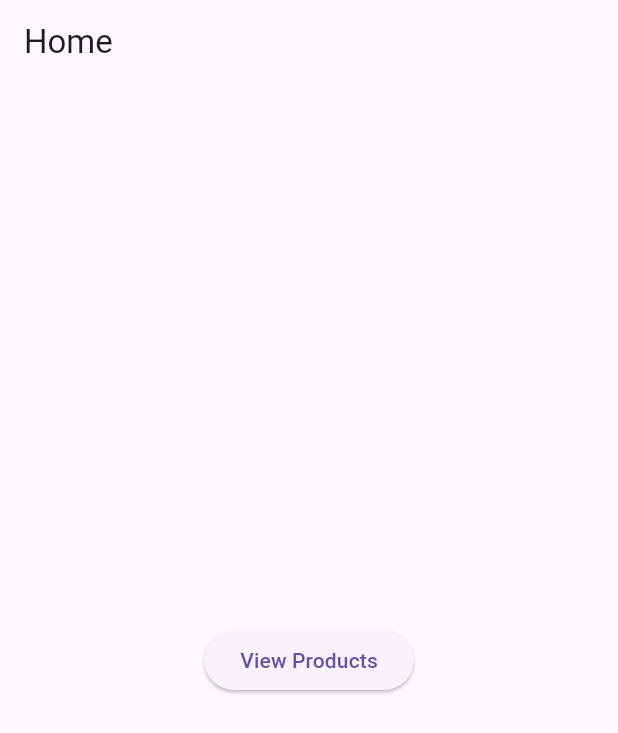
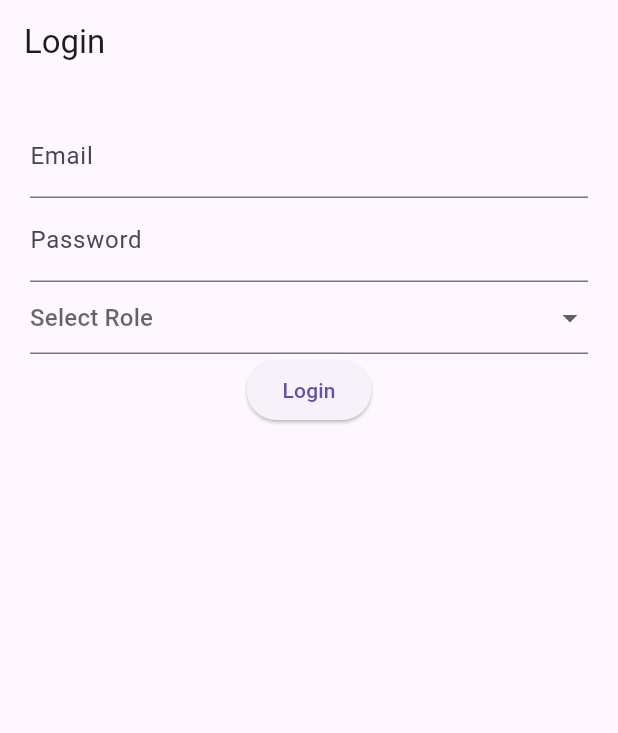
Before and after one commit to MohamedYProg/MobileDev, a Flutter app: the screen it shows after launch, on a phone screen of 412 x 824 dp. Shown: the top 733 px of the screen. Run offline on Flutter 3.47's test engine with Material 3 defaults, Android fonts, the phone set to English and light mode, and no system bars; our stand-ins replace cloud_firestore, firebase_auth, firebase_core; accounts and stored records are empty.

Commit message:
Login done

```diff
--- a/lib/main.dart
+++ b/lib/main.dart
@@ -1,17 +1,22 @@
 import 'package:flutter/material.dart';
 import 'package:firebase_core/firebase_core.dart';
+import 'package:firebase_auth/firebase_auth.dart';
 import 'firebase_options.dart';
-import 'productListScreen.dart';
+import 'screens/productListScreen.dart';
+import 'screens/loginScreen.dart';
 
 void main() async {
   WidgetsFlutterBinding.ensureInitialized();
   await Firebase.initializeApp(
     options: DefaultFirebaseOptions.currentPlatform,
   );
+
   runApp(MyApp());
 }
 
 class MyApp extends StatelessWidget {
+  final _auth = FirebaseAuth.instance;
+
   @override
   Widget build(BuildContext context) {
     return MaterialApp(
@@ -19,28 +24,17 @@
       theme: ThemeData(
         primarySwatch: Colors.blue,
       ),
-      home: HomeScreen(),
-    );
-  }
-}
-
-class HomeScreen extends StatelessWidget {
-  @override
-  Widget build(BuildContext context) {
-    return Scaffold(
-      appBar: AppBar(
-        title: Text('Home'),
-      ),
-      body: Center(
-        child: ElevatedButton(
-          onPressed: () {
-            Navigator.push(
-              context,
-              MaterialPageRoute(builder: (context) => ProductListScreen()),
-            );
-          },
-          child: const Text('View Products'),
-        ),
+      home: StreamBuilder<User?>(
+        stream: _auth.authStateChanges(),
+        builder: (context, snapshot) {
+          if (snapshot.hasData) {
+            // User is logged in, redirect to product list
+            return ProductListScreen();
+          } else {
+            // User is not logged in, show login screen
+            return LoginPage();
+          }
+        },
       ),
     );
   }
--- /dev/null
+++ b/lib/screens/loginScreen.dart
@@ -0,0 +1,146 @@
+import 'package:firebase_auth/firebase_auth.dart';
+import 'package:cloud_firestore/cloud_firestore.dart';
+import 'package:flutter/material.dart';
+import 'package:mobiledev/screens/productListScreen.dart'; // Import product list screen
+
+class LoginPage extends StatefulWidget {
+  const LoginPage({Key? key}) : super(key: key);
+
+  @override
+  State<LoginPage> createState() => _LoginPageState();
+}
+
+class _LoginPageState extends State<LoginPage> {
+  final _formKey = GlobalKey<FormState>();
+  final _auth = FirebaseAuth.instance;
+  final _firestore = FirebaseFirestore.instance;
+
+  String? _email;
+  String? _password;
+  String? _role;
+
+  Future<void> _loginUser() async {
+    if (_formKey.currentState!.validate()) {
+      _formKey.currentState!.save();
+
+      try {
+        final userCredential = await _auth.signInWithEmailAndPassword(
+          email: _email!,
+          password: _password!,
+        );
+
+        final user = userCredential.user!;
+
+        // Check if user exists in Firestore
+        final doc = await _firestore.collection('users').doc(user.email).get();
+
+        if (doc.exists) {
+          _role = doc.data()!['role'];
+
+          // Navigate based on role (using named routes for cleaner code)
+          if (_role == 'admin') {
+            Navigator.pushNamed(
+                context, '/productList'); // Route to product list
+          } else if (_role == 'user') {
+            // Handle user role
+          } else {
+            // Handle invalid role
+            ScaffoldMessenger.of(context).showSnackBar(
+              const SnackBar(
+                content: Text('Invalid role'),
+              ),
+            );
+          }
+        } else {
+          // Handle user not found
+          ScaffoldMessenger.of(context).showSnackBar(
+            const SnackBar(
+              content: Text('User not found'),
+            ),
+          );
+        }
+      } on FirebaseAuthException catch (e) {
+        if (e.code == 'user-not-found') {
+          ScaffoldMessenger.of(context).showSnackBar(
+            const SnackBar(
+              content: Text('No user found for that email.'),
+            ),
+          );
+        } else if (e.code == 'wrong-password') {
+          ScaffoldMessenger.of(context).showSnackBar(
+            const SnackBar(
+              content: Text('Wrong password provided for that email.'),
+            ),
+          );
+        } else {
+          ScaffoldMessenger.of(context).showSnackBar(
+            SnackBar(
+              content: Text(e.message!),
+            ),
+          );
+        }
+      }
+    }
+  }
+
+  @override
+  Widget build(BuildContext context) {
+    return Scaffold(
+      appBar: AppBar(
+        title: const Text('Login'),
+      ),
+      body: SingleChildScrollView(
+        padding: const EdgeInsets.all(20.0),
+        child: Form(
+          key: _formKey,
+          child: Column(
+            children: [
+              // Email field
+              TextFormField(
+                key: const ValueKey('emailInput'),
+                decoration: const InputDecoration(labelText: 'Email'),
+                validator: (value) {
+                  if (value == null || value.isEmpty) {
+                    return 'Please enter your email.';
+                  }
+                  return null;
+                },
+                onSaved: (newValue) => _email = newValue,
+              ),
+
+              // Password field
+              TextFormField(
+                key: const ValueKey('passwordInput'),
+                decoration: const InputDecoration(labelText: 'Password'),
+                obscureText: true,
+                validator: (value) {
+                  if (value == null || value.isEmpty) {
+                    return 'Please enter your password.';
+                  }
+                  return null;
+                },
+                onSaved: (newValue) => _password = newValue,
+              ),
+
+              // Role selection (optional)
+              DropdownButtonFormField<String>(
+                value: _role,
+                hint: const Text('Select Role'),
+                items: const [
+                  DropdownMenuItem(value: 'admin', child: Text('Admin')),
+                  DropdownMenuItem(value: 'user', child: Text('User')),
+                ],
+                onChanged: (value) => setState(() => _role = value),
+              ),
+
+              ElevatedButton(
+                onPressed: _loginUser,
+                child: const Text('Login'),
+              ),
+            ],
+          ),
+        ),
+      ),
+    );
+  }
+}
--- a/pubspec.yaml
+++ b/pubspec.yaml
@@ -37,6 +37,7 @@ dependencies:
   cupertino_icons: ^1.0.6
   firebase_core: ^2.31.1
   cloud_firestore: ^4.17.4
+  firebase_auth: ^4.19.6
 
 dev_dependencies:
   flutter_test:
```
Also changed, not shown: lib/screens/productListScreen.dart (renamed from lib/productListScreen.dart, +29 -5 lines), pubspec.lock, 3 other files.
